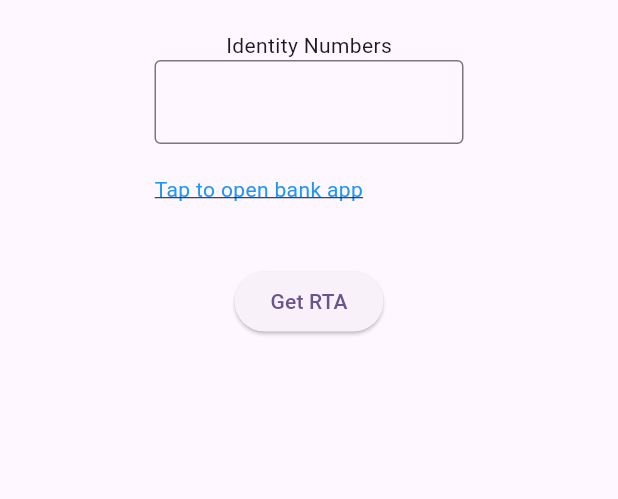
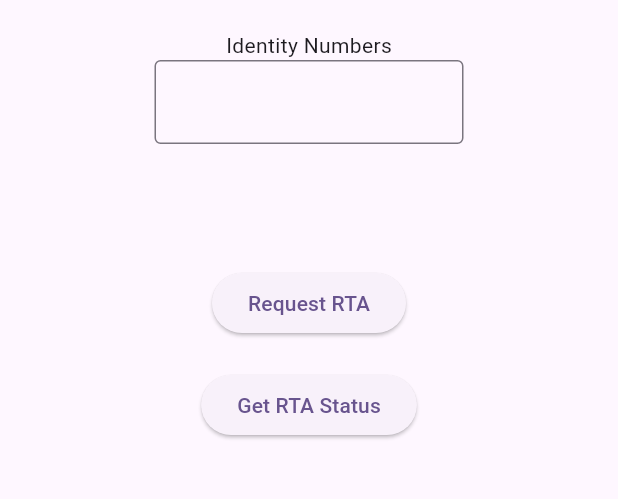
Before and after one commit to vannuwat/Onboarding_integration, a Flutter app: the screen it shows after launch, on a phone screen of 412 x 824 dp, the part 84-583 px from its top. Run offline on Flutter 3.47's test engine with Material 3 defaults, Android fonts, the phone set to English and light mode, and no system bars; our stand-ins replace uni_links.

Commit message:
Update onboarding.dart

```diff
--- a/onboarding_integration/lib/page/onboarding.dart
+++ b/onboarding_integration/lib/page/onboarding.dart
@@ -24,12 +24,14 @@ class _OnboardingGenerateRTAState extends State<OnboardingGenerateRTA> {
     TextEditingController controller = TextEditingController();
 
     void postData(String id) async {
-      try {
+      try{
       final now = DateTime.now().toIso8601String();
       String url = "http://10.136.110.36:9091/api/mbanking-service/AuthorizationService/api/v1/authorization/authorize-requests";
+      // String url = "https://10.136.100.123:463/AuthorizationService/api/v1/authorization/authorize-requests";
 
       final response = await http.post(
-          Uri.parse(url),
+        Uri.parse(
+            url),
         headers: {
           "Content-Type": "application/json",
           "Accept": "application/json",
@@ -57,11 +59,11 @@ class _OnboardingGenerateRTAState extends State<OnboardingGenerateRTA> {
           }
         },
       ));
-
       setState(() {
         final de = jsonDecode(response.body);
+        token = de["token"];
         bankAppUrl = de["bankAppUrl"];
-        bankAppUrl = bankAppUrl.replaceAll("{Token}", de["token"]);
+        bankAppUrl = bankAppUrl.replaceAll("{Token}", de["token"]) + "&callback_url=https://www.google.com";
       });
       // print('Response status: ${response.statusCode}');
       // print('Response body: ${response.body}');
@@ -120,23 +122,28 @@ class _OnboardingGenerateRTAState extends State<OnboardingGenerateRTA> {
             InkWell(
               child: SizedBox(
                 width: MediaQuery.of(context).size.width * 0.5,
-                child: Text(
-                  bankAppUrl.isEmpty ? "Tap to open bank app" : bankAppUrl,
-                  style: TextStyle(
-                    color: Colors.blue,
-                    decoration: TextDecoration.underline,
+                child: Text(bankAppUrl)
               ),
-                ),
-              ),
-              onTap: bankAppUrl.isEmpty ? null : () => launchUrlString(bankAppUrl),
+              onTap: () => launchUrlString(bankAppUrl)
             ),
             Text(errorDisplay),
             const SizedBox(height: 20),
             ElevatedButton(
                 onPressed: () {
                   postData(controller.text);
+                  setState(() {
+                    errorDisplay = "";
+                  });
                 },
-                child: const Text("Get RTA")),
+                child: const Text("Request RTA")),
+            const SizedBox(height: 20),
+            ElevatedButton(
+                onPressed: () {
+                  getData(token);
+                },
+                child: const Text("Get RTA Status")),
+            const SizedBox(height: 20),
+            Text(rtaGetStatusResponse),
             const SizedBox(height: 20),
           ],
         ),
```
Lines whose indentation alone changed are shown as unchanged.
